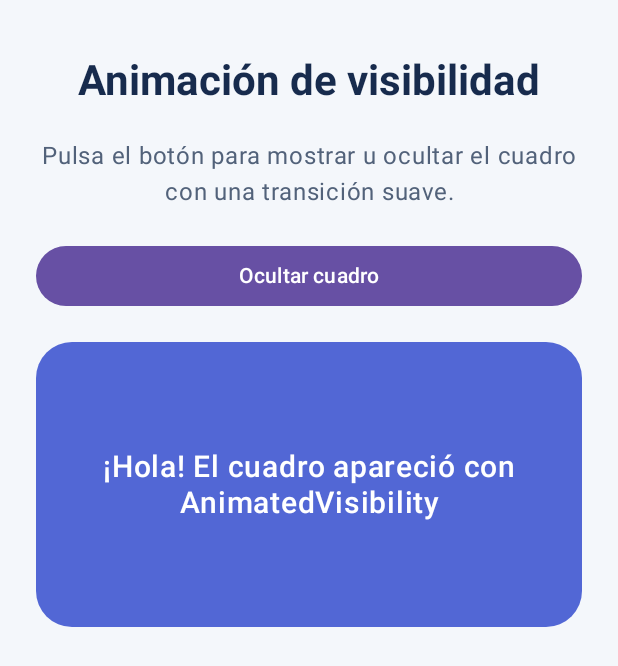
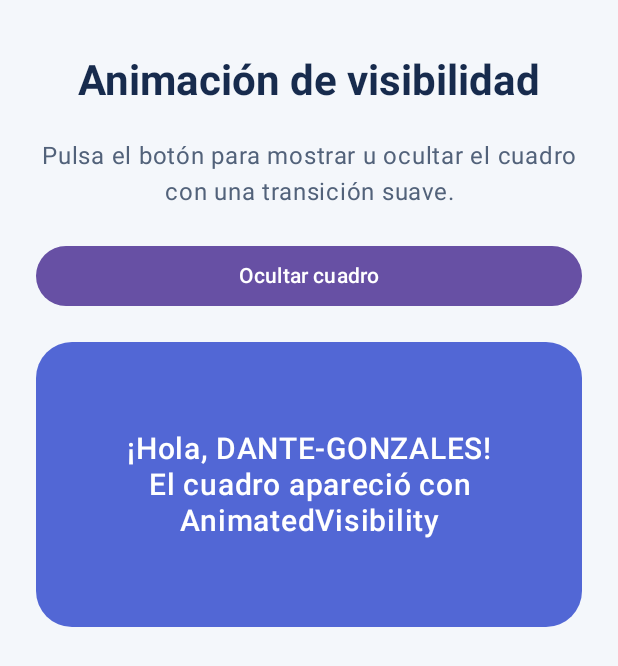
Before and after one commit to DanteDGRTX/LAB-13-ANDROID, an Android app built with Jetpack Compose: the screen it shows after launch (MainActivity), after a tap on "Mostrar cuadro", on a phone screen of 412 x 824 dp. Shown: the top 666 px of the screen. Run offline under Robolectric (Android 15) with nearby library versions, the phone set to English and light mode, and no system bars.

Commit message:
Personalize animation greeting with student name

```diff
--- a/app/src/main/java/com/example/lab13_android/MainActivity.kt
+++ b/app/src/main/java/com/example/lab13_android/MainActivity.kt
@@ -106,7 +106,7 @@ private fun VisibilityAnimationExercise() {
                 contentAlignment = Alignment.Center,
             ) {
                 Text(
-                    text = "¡Hola! El cuadro apareció con AnimatedVisibility",
+                    text = "¡Hola, DANTE-GONZALES!\nEl cuadro apareció con AnimatedVisibility",
                     modifier = Modifier.padding(24.dp),
                     color = Color.White,
                     fontSize = 20.sp,
```
